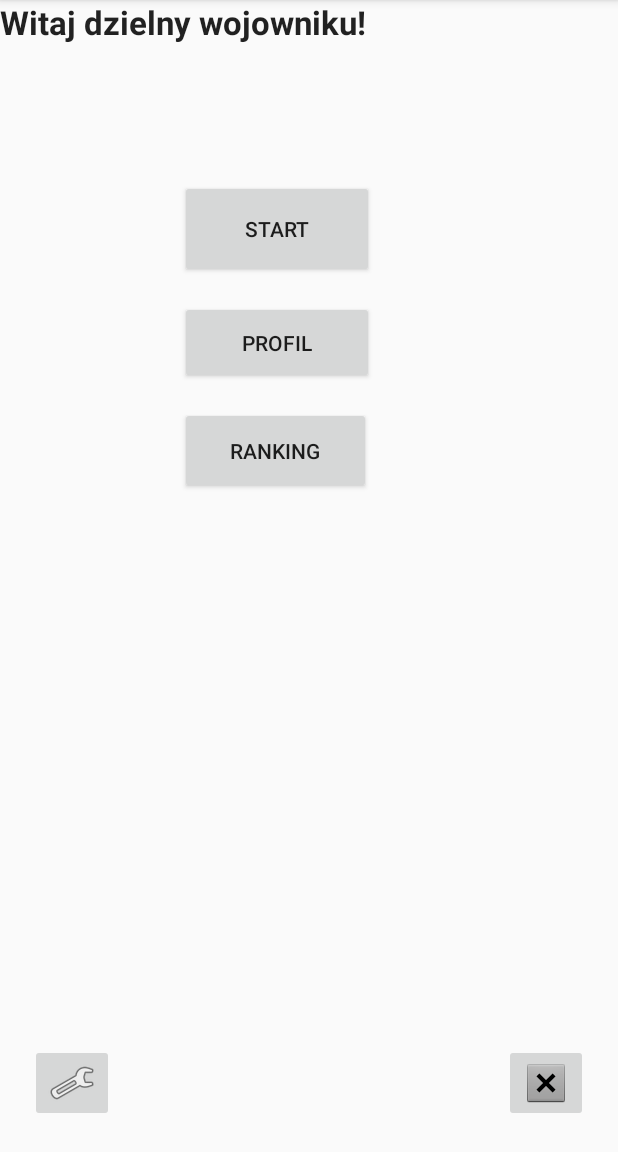
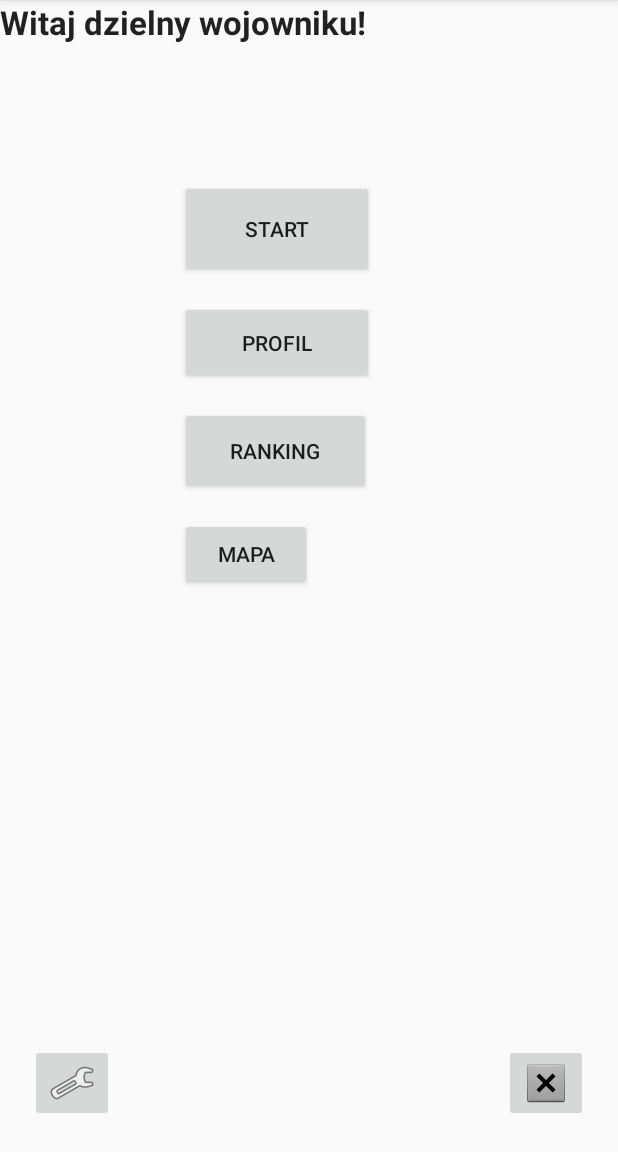
Before and after one commit to lstawowy/Hacknar-k, an Android app: the screen it shows after launch (MainActivity), on a phone screen of 412 x 824 dp, the part 84-1236 px from its top. Run offline under Robolectric (Android 15) with nearby library versions, the phone set to English and light mode, and no system bars.

Commit message:
Przycisk do mapy dla Łukasza

```diff
--- a/app/src/main/res/layout/activity_main.xml
+++ b/app/src/main/res/layout/activity_main.xml
@@ -81,4 +81,14 @@
         tools:ignore="MissingConstraints"
         android:layout_marginRight="20dp" />
 
+    <Button
+        android:id="@+id/button6"
+        android:layout_width="wrap_content"
+        android:layout_height="wrap_content"
+        android:layout_marginStart="120dp"
+        android:layout_marginTop="16dp"
+        android:text="@string/Map_button"
+        app:layout_constraintStart_toStartOf="parent"
+        app:layout_constraintTop_toBottomOf="@+id/button3" />
+
 </android.support.constraint.ConstraintLayout>
--- a/app/src/main/res/values/strings.xml
+++ b/app/src/main/res/values/strings.xml
@@ -91,4 +91,5 @@
     <string name="title_activity_achievements">Achievements</string>
     <string name="title_activity_register">Register</string>
     <string name="title_activity_map">Map</string>
+    <string name="Map_button">Mapa</string>
 </resources>
```
Also changed, not shown: app/src/main/java/com/example/admin/hacknark/Mission.java (+7 -4 lines).
